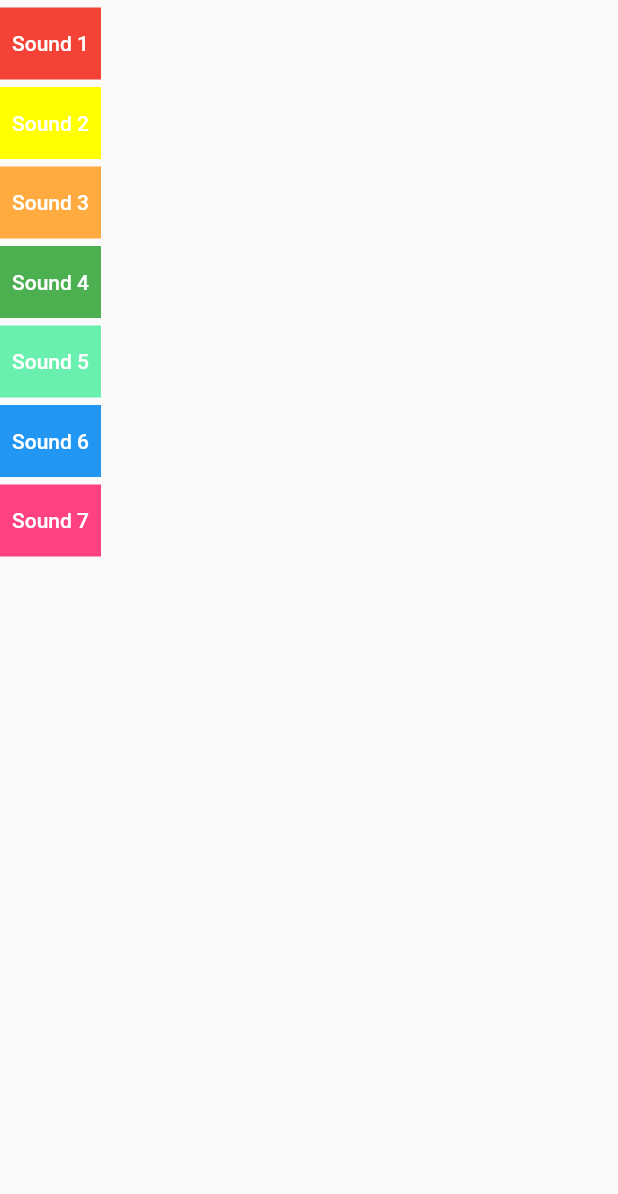
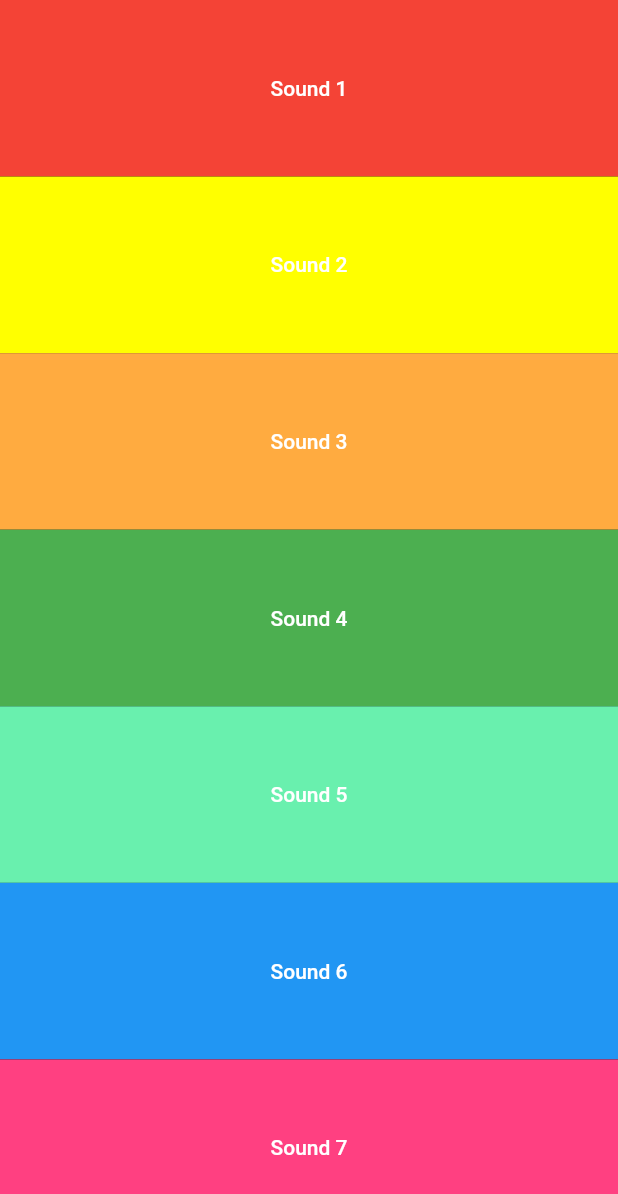
Before and after one commit to ojrealdev/xylophone_flutter, a Flutter app: the screen it shows after launch, after a tap on "Sound 1", on a phone screen of 412 x 824 dp. Shown: the top 1194 px of the screen. Run offline on Flutter 3.47's test engine with Material 2 defaults, Android fonts, the phone set to English and light mode, and no system bars; our stand-ins replace audioplayers.

Commit message:
used expanded widget to make my keyboard container fit the screen as designed

```diff
--- a/lib/main.dart
+++ b/lib/main.dart
@@ -3,7 +3,7 @@ import 'package:audioplayers/audioplayers.dart';
 
 void main() => runApp(XylophoneApp());
 
-void playSound(keyNumber) {
+void playSound(int keyNumber) {
   final player = AudioCache();
   player.play('note$keyNumber.wav');
 }
@@ -13,11 +13,13 @@ class XylophoneApp extends StatelessWidget {
   Widget build(BuildContext context) {
     return MaterialApp(
       home: Scaffold(
+        backgroundColor: Colors.black,
         body: SafeArea(
           child: Column(
+            crossAxisAlignment: CrossAxisAlignment.stretch,
             children: [
-              SizedBox(height: 5),
-              Container(
+              Expanded(
+                child: Container(
                   color: Colors.red,
                   child: TextButton(
                     onPressed: () => playSound(1),
@@ -27,8 +29,9 @@ class XylophoneApp extends StatelessWidget {
                     ),
                   ),
                 ),
-              SizedBox(height: 5),
-              Container(
+              ),
+              Expanded(
+                child: Container(
                   color: Colors.yellowAccent,
                   child: TextButton(
                     onPressed: () => playSound(2),
@@ -38,8 +41,9 @@ class XylophoneApp extends StatelessWidget {
                     ),
                   ),
                 ),
-              SizedBox(height: 5),
-              Container(
+              ),
+              Expanded(
+                child: Container(
                   color: Colors.orangeAccent,
                   child: TextButton(
                     onPressed: () => playSound(3),
@@ -49,8 +53,9 @@ class XylophoneApp extends StatelessWidget {
                     ),
                   ),
                 ),
-              SizedBox(height: 5),
-              Container(
+              ),
+              Expanded(
+                  child: Container(
                 color: Colors.green,
                 child: TextButton(
                   onPressed: () => playSound(4),
@@ -59,9 +64,9 @@ class XylophoneApp extends StatelessWidget {
                     style: TextStyle(color: Colors.white),
                   ),
                 ),
-              ),
-              SizedBox(height: 5),
-              Container(
+              )),
+              Expanded(
+                child: Container(
                   color: Colors.greenAccent,
                   child: TextButton(
                     onPressed: () => playSound(5),
@@ -71,8 +76,9 @@ class XylophoneApp extends StatelessWidget {
                     ),
                   ),
                 ),
-              SizedBox(height: 5),
-              Container(
+              ),
+              Expanded(
+                child: Container(
                   color: Colors.blue,
                   child: TextButton(
                     onPressed: () => playSound(6),
@@ -82,14 +88,16 @@ class XylophoneApp extends StatelessWidget {
                     ),
                   ),
                 ),
-              SizedBox(height: 5),
-              Container(
+              ),
+              Expanded(
+                child: Container(
                   color: Colors.pinkAccent,
                   child: TextButton(
                     onPressed: () => playSound(7),
                     child: Text(
                       'Sound 7',
                       style: TextStyle(color: Colors.white),
+                    ),
                   ),
                 ),
               ),
```
Lines whose indentation alone changed are shown as unchanged.
